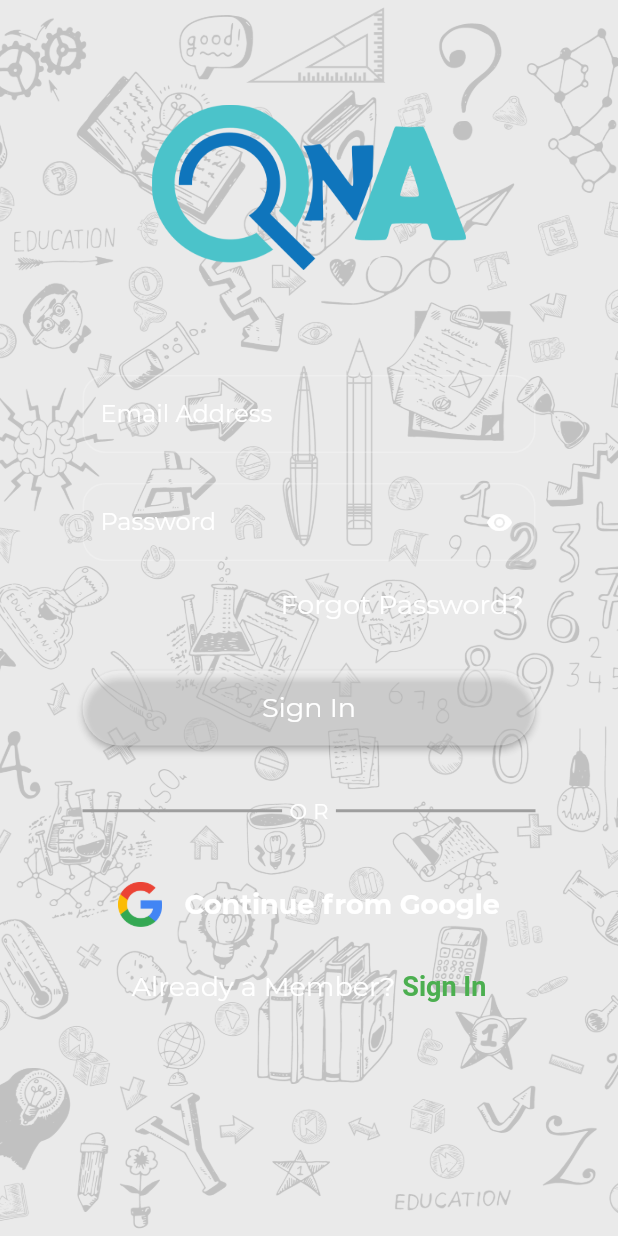
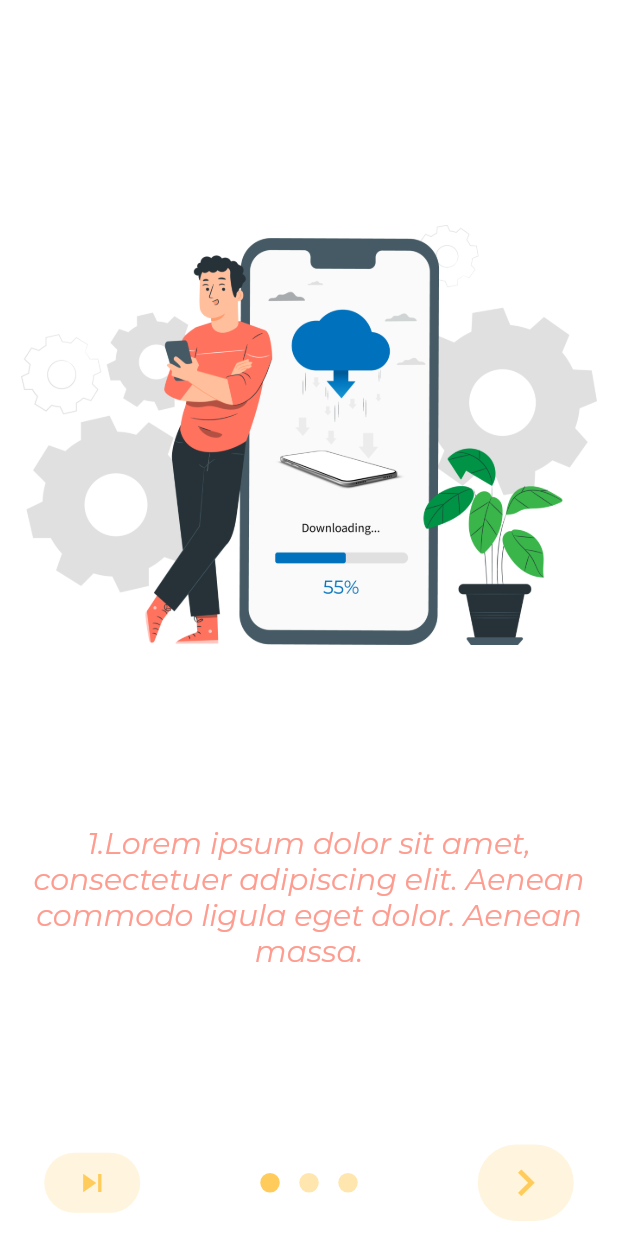
Before and after one commit to pramodksh/paper-for-peers, a Flutter app: the screen it shows after launch, on a phone screen of 412 x 824 dp. Run offline on Flutter 3.47's test engine with Material 2 defaults, Android fonts, the phone set to English and light mode, and no system bars; drawn by our look-alikes of intro_slider; our stand-ins replace dotted_border, flutter_rating_bar, page_indicator, shared_preferences; missing offline and left inert: advance_pdf_viewer, web_scraper; project files that could hold a hidden picture were left out.

Commit message:
added sliding_screens.dart

```diff
--- a/lib/main.dart
+++ b/lib/main.dart
@@ -12,6 +12,7 @@ import 'package:papers_for_peers/modules/login/user_details.dart';
 import 'package:papers_for_peers/modules/login/welcome_message.dart';
 import 'package:papers_for_peers/modules/testing_screens/clip_background.dart';
 import 'package:papers_for_peers/modules/dashboard/notifications/notifications.dart';
+import 'package:papers_for_peers/modules/testing_screens/sliding_screens.dart';
 import 'package:papers_for_peers/services/theme_provider/theme_provider.dart';
 import 'package:provider/provider.dart';
 
@@ -53,7 +54,9 @@ class _MyAppState extends State<MyApp> {
           return MaterialApp(
             debugShowCheckedModeBanner: false,
             theme: Styles.themeData(themeChangeProvider.isDarkTheme, context),
-            home: Login(),
+            // home: Login(),
+            home: IntroScreen(),
+            // home: WelcomeMessage(),
             // home: User,
           );
         },
--- /dev/null
+++ b/lib/modules/testing_screens/sliding_screens.dart
@@ -0,0 +1,174 @@
+import 'package:flutter/material.dart';
+import 'package:intro_slider/dot_animation_enum.dart';
+import 'package:intro_slider/intro_slider.dart';
+import 'package:intro_slider/slide_object.dart';
+import 'package:intro_slider/scrollbar_behavior_enum.dart';
+
+import '../../config/default_assets.dart';
+
+// import 'package:intro_slider_example/home.dart';
+class IntroScreen extends StatefulWidget {
+  IntroScreen({Key key}) : super(key: key);
+
+  @override
+  IntroScreenState createState() => new IntroScreenState();
+}
+
+class IntroScreenState extends State<IntroScreen> {
+  List<Slide> slides = [];
+
+  Function goToTab;
+
+  String welcomeText1 =
+      "1.Lorem ipsum dolor sit amet, consectetuer adipiscing elit. Aenean commodo ligula eget dolor. Aenean massa.";
+  String welcomeText2 =
+      "2.Lorem ipsum dolor sit amet, consectetuer adipiscing elit. Aenean commodo ligula eget dolor. Aenean massa.";
+  String welcomeText3 =
+      "3.Lorem ipsum dolor sit amet, consectetuer adipiscing elit. Aenean commodo ligula eget dolor. Aenean massa.";
+
+  Slide getSlide(
+      {@required String descriptionText, @required String imagePath}) {
+    return Slide(
+      description: descriptionText,
+      styleDescription: TextStyle(
+        color: Color(0xfffe9c8f),
+        fontSize: 20.0,
+        fontStyle: FontStyle.italic,
+        // fontFamily: 'Raleway'
+      ),
+      pathImage: imagePath,
+    );
+  }
+
+  @override
+  void initState() {
+    super.initState();
+    slides.add(
+      getSlide(
+          descriptionText: welcomeText1,
+          imagePath: DefaultAssets.welcomeScreenPath),
+    );
+    slides.add(
+      getSlide(
+          descriptionText: welcomeText2,
+          imagePath: DefaultAssets.welcomeScreenPath),
+    );
+    slides.add(
+      getSlide(
+          descriptionText: welcomeText3,
+          imagePath: DefaultAssets.welcomeScreenPath),
+    );
+  }
+
+  void onDonePress() {
+    // Back to the first tab
+    this.goToTab(0);
+  }
+
+  void onTabChangeCompleted(index) {
+    // Index of current tab is focused
+  }
+
+  Widget renderNextBtn() {
+    return Icon(
+      Icons.navigate_next,
+      color: Color(0xffffcc5c),
+      size: 35.0,
+    );
+  }
+
+  Widget renderDoneBtn() {
+    return Icon(
+      Icons.done,
+      color: Color(0xffffcc5c),
+    );
+  }
+
+  Widget renderSkipBtn() {
+    return Icon(
+      Icons.skip_next,
+      color: Color(0xffffcc5c),
+    );
+  }
+
+
+
+  @override
+  Widget build(BuildContext context) {
+
+    List<Widget> renderListCustomTabs() {
+      List<Widget> tabs = [];
+      for (int i = 0; i < slides.length; i++) {
+        Slide currentSlide = slides[i];
+        tabs.add(Container(
+          width: double.infinity,
+          height: double.infinity,
+          child: Container(
+            margin: EdgeInsets.only(bottom: 60.0, top: 100.0),
+            child: ListView(
+              children: <Widget>[
+                SizedBox(height: 50,),
+                GestureDetector(
+                    child: Image.asset(
+                      currentSlide.pathImage,
+                      width: 280.0,
+                      height: 280.0,
+                      fit: BoxFit.contain,
+                    )),
+                SizedBox(height: 100,),
+                Container(
+                  child: Text(
+                    currentSlide.description,
+                    style: currentSlide.styleDescription,
+                    textAlign: TextAlign.center,
+                    maxLines: 5,
+                    overflow: TextOverflow.ellipsis,
+                  ),
+                  margin: EdgeInsets.only(top: 20.0),
+                ),
+              ],
+            ),
+          ),
+        ));
+      }
+      return tabs;
+    }
+
+    return new IntroSlider(
+      // Skip button
+      renderSkipBtn: this.renderSkipBtn(),
+      colorSkipBtn: Color(0x33ffcc5c),
+      highlightColorSkipBtn: Color(0xffffcc5c),
+
+      // Next button
+      renderNextBtn: this.renderNextBtn(),
+
+      // Done button
+      renderDoneBtn: this.renderDoneBtn(),
+      onDonePress: this.onDonePress,
+      colorDoneBtn: Color(0x33ffcc5c),
+      highlightColorDoneBtn: Color(0xffffcc5c),
+
+      // Dot indicator
+      colorDot: Color(0xffffcc5c),
+      sizeDot: 13.0,
+      typeDotAnimation: dotSliderAnimation.SIZE_TRANSITION,
+
+      // Tabs
+      listCustomTabs: renderListCustomTabs(),
+      backgroundColorAllSlides: Colors.white,
+      refFuncGoToTab: (refFunc) {
+        this.goToTab = refFunc;
+      },
+
+      // Behavior
+      scrollPhysics: BouncingScrollPhysics(),
+
+      // Show or hide status bar
+      hideStatusBar: true,
+
+      // On tab change completed
+      onTabChangeCompleted: this.onTabChangeCompleted,
+    );
+  }
+}
```
